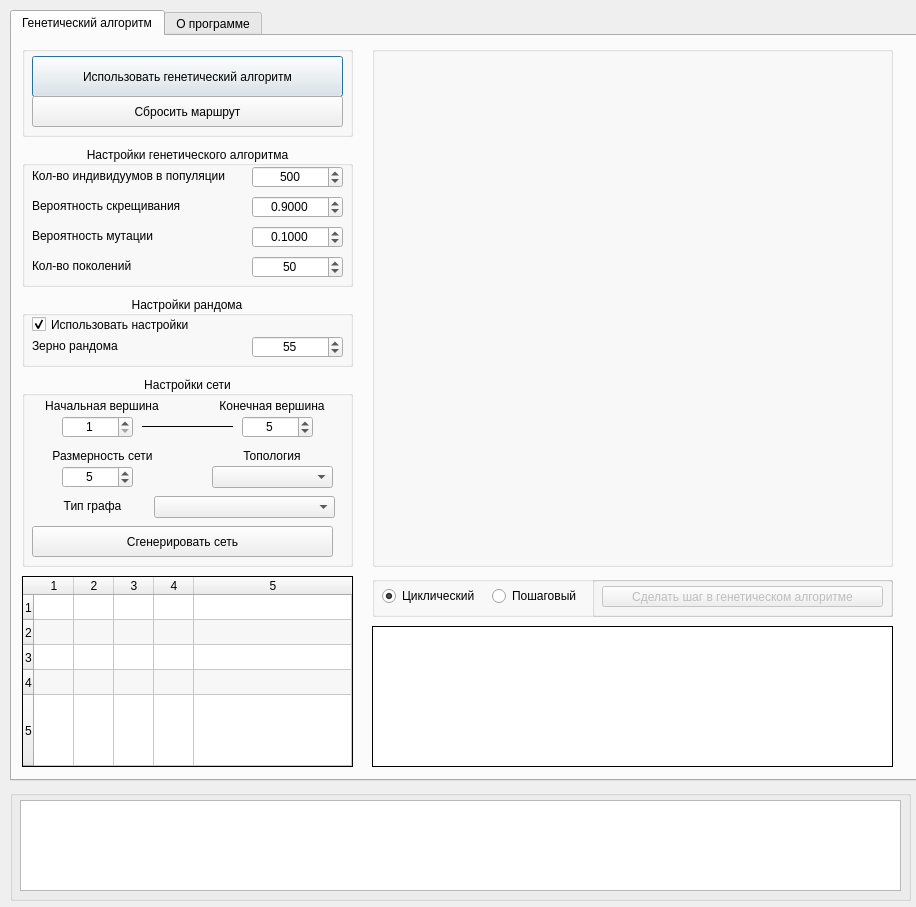
This is L1/GUI.ui in BouRHooD/mpu_224-322_intelligent_systems_design as Qt 5 draws it before an edit. The edited form follows.
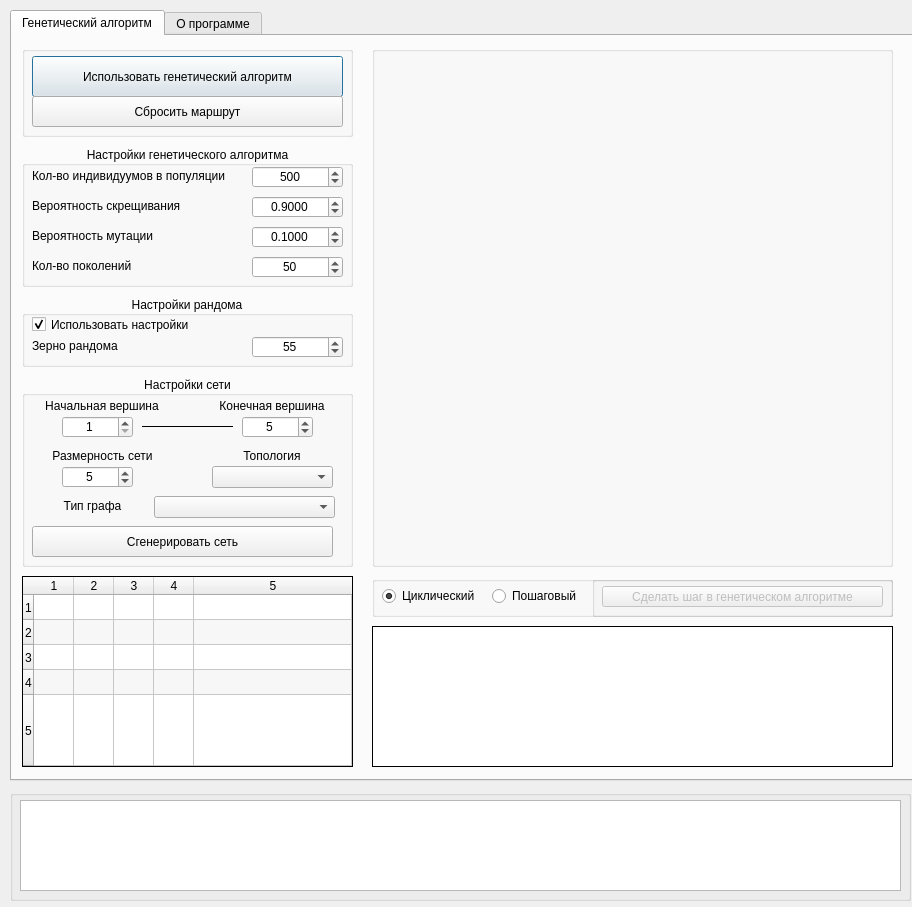
This is the edited form.

Patch:
```diff
--- a/L1/GUI.ui
+++ b/L1/GUI.ui
@@ -9,7 +9,7 @@
    <rect>
     <x>0</x>
     <y>0</y>
-    <width>916</width>
+    <width>912</width>
     <height>907</height>
    </rect>
   </property>
```
